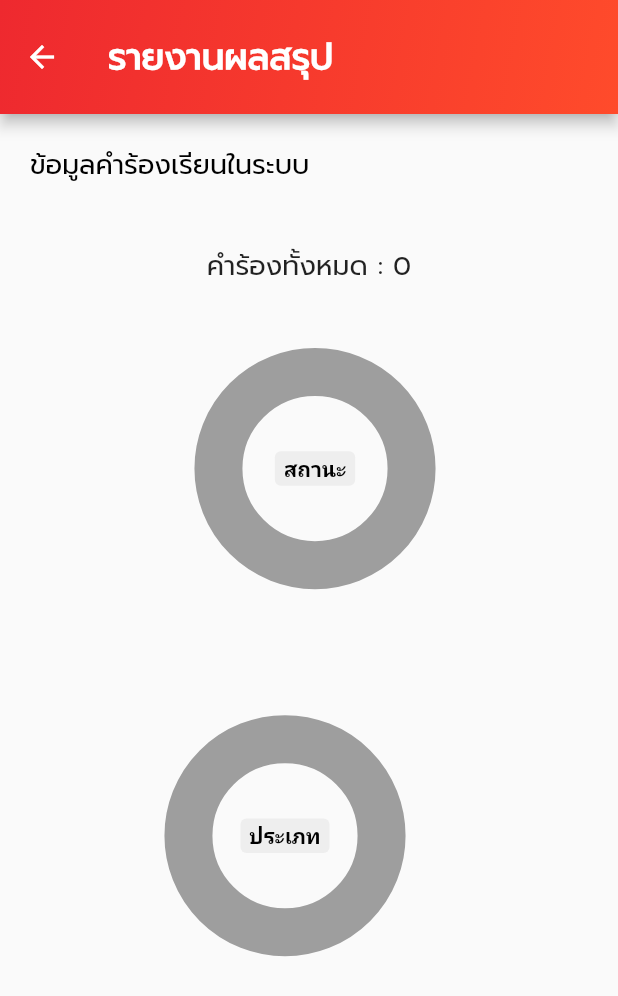
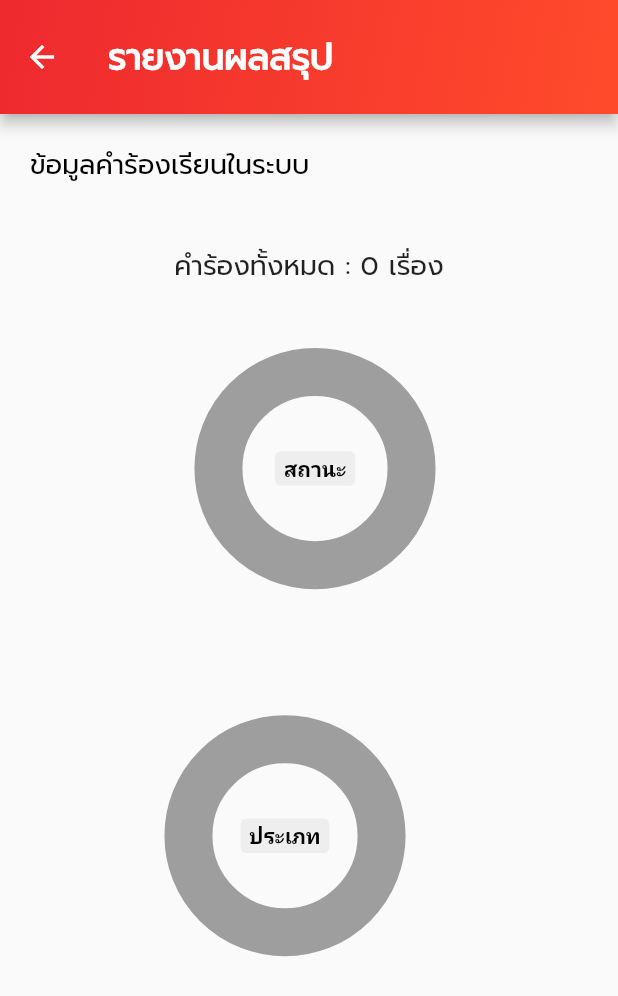
Before and after one commit to NutteeCh/SiamUApp, a Flutter app: the AdminDashboardScreen screen opened by its route, on a phone screen of 412 x 824 dp. Shown: the top 996 px of the screen. Run offline on Flutter 3.47's test engine with Material 2 defaults, Android fonts, the phone set to English and light mode, and no system bars; drawn by our look-alikes of pie_chart; our stand-ins replace carousel_slider, cloud_firestore, firebase_auth, firebase_core, firebase_storage, image_picker; accounts and stored records are empty.

Commit message:
update final 2

```diff
--- a/lib/screens/admin_dashboard_screen.dart
+++ b/lib/screens/admin_dashboard_screen.dart
@@ -204,7 +204,7 @@ class _AdminDashboardScreenState extends State<AdminDashboardScreen> {
                       Container(
                           margin: EdgeInsets.only(bottom: 50),
                           child: Text(
-                            "คำร้องทั้งหมด : $allReport",
+                            "คำร้องทั้งหมด : $allReport เรื่อง",
                             style: TextStyle(fontSize: 18),
                           )),
                       Container(
--- a/lib/screens/report_detail_screen.dart
+++ b/lib/screens/report_detail_screen.dart
@@ -61,7 +61,7 @@ class _ReportDetailScreenState extends State<ReportDetailScreen> {
                   switch (snapshots.data!['Status']) {
                     case "กำลังดำเนินการ":
                       statusColor = SiamColors.yellow;
-                      cancelBT = true;
+                      cancelBT = false;
                       break;
                     case "ดำเนินการเสร็จสิ้น":
                       statusColor = SiamColors.green;
--- a/lib/screens/report_list_screen.dart
+++ b/lib/screens/report_list_screen.dart
@@ -54,6 +54,7 @@ class _ReportListScreenState extends State<ReportListScreen> {
                 return const Center(child: CircularProgressIndicator());
               }
               return Container(
+                //cCard
                 child: ListView.builder(
                   itemCount: snapshot.data!.docs.length,
                   itemBuilder: (context, index) {
```
